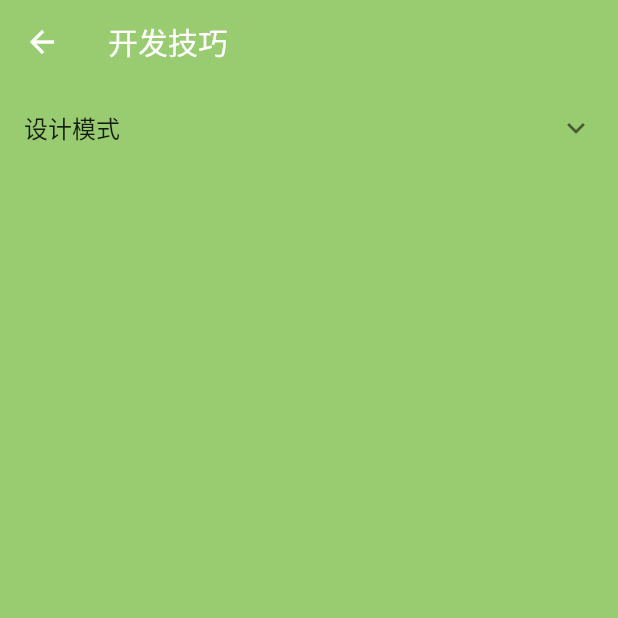
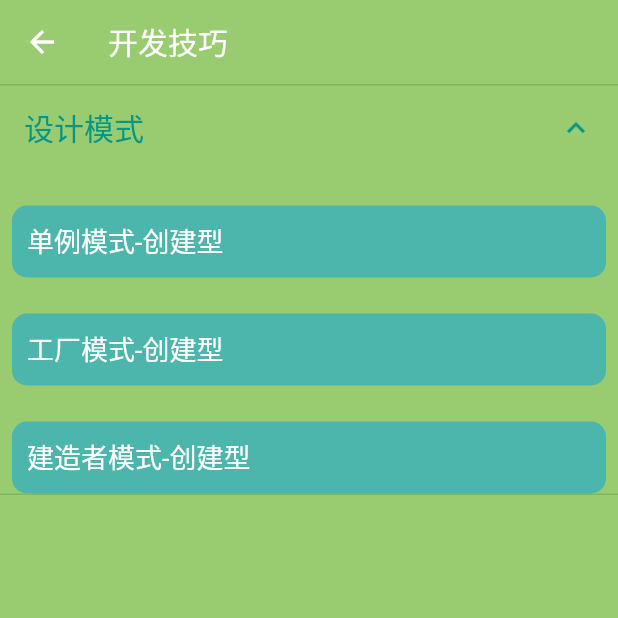
Before and after one commit to Guojx123/flutter_back, a Flutter app: the SkillMainPage screen opened directly, on a phone screen of 412 x 824 dp, the top half of it. Run offline on Flutter 3.47's test engine with Material 2 defaults, Android fonts, the phone set to English and light mode, and no system bars; our stand-ins replace date_format, dio, get, share, shared_preferences, simple_animations and 2 more; missing offline and left inert: markdown_widget; accounts and stored records are empty; statements that could not run were skipped.

Commit message:
建造者模式-Dart实现

```diff
--- a/lib/category/skill/patterns/factory_create.dart
+++ b/lib/category/skill/patterns/factory_create.dart
@@ -12,7 +12,7 @@ class FactoryPage extends StatelessWidget {
     return Column(
       mainAxisAlignment: MainAxisAlignment.start,
       children: [
-        TitleWidget("作用"),
+        TitleWidget("模式分析"),
         SubtitleWidget("当你使用factory关键词时，你能控制在使用构造函数时，并不总是创建一个新的该类的对象，比如它可能会从缓存中返回一个已有的实例，或者是返回子类的实例。"),
         Row(
           mainAxisAlignment: MainAxisAlignment.spaceAround,
--- a/lib/category/skill/patterns/singleton_create.dart
+++ b/lib/category/skill/patterns/singleton_create.dart
@@ -7,7 +7,9 @@ class SingletonPage extends StatelessWidget {
   Widget build(BuildContext context) {
     return Column(
       children: [
-        TitleWidget('作用'),
+        TitleWidget('模式分析'),
+        SubtitleWidget('这种模式涉及到一个单一的类，该类负责创建自己的对象，同时确保只有单个对象被创建。这个类提供了一种访问其唯一的对象的方式，可以直接访问，不需要实例化该类的对象。'),
+        TitleWidget('解决问题'),
         SubtitleWidget('相同对象访问缓存，不需要再去执行代码'),
         FlatButton(
             onPressed: () {
--- a/lib/category/study/structure/appbar.dart
+++ b/lib/category/study/structure/appbar.dart
@@ -28,6 +28,7 @@ class _AppBarPageState extends State<AppBarPage> with SingleTickerProviderStateM
   Widget build(BuildContext context) {
     return ListView(
       shrinkWrap: true,
+      physics: BouncingScrollPhysics(),
       children: <Widget>[
         TitleWidget('Appbar基本使用'),
         SubtitleWidget("基本Appbar"),
--- a/lib/category/study/structure/defaultTabController.dart
+++ b/lib/category/study/structure/defaultTabController.dart
@@ -5,6 +5,7 @@ class DefaultTabControllerPage extends StatelessWidget {
   @override
   Widget build(BuildContext context) {
     return ListView(
+      physics: BouncingScrollPhysics(),
       children: <Widget>[
         TitleWidget('DefaultTabController的基本使用'),
         Container(
--- a/lib/category/study/structure/drawer.dart
+++ b/lib/category/study/structure/drawer.dart
@@ -45,6 +45,7 @@ class _DrawerPageState extends State<DrawerPage> {
       drawer: Drawer(
         child: ListView(
           padding: EdgeInsets.zero,
+          physics: BouncingScrollPhysics(),
           children: <Widget>[
             _drawerHeader(),
             ListTile(
--- a/lib/category/study/widgets/appbar.dart
+++ b/lib/category/study/widgets/appbar.dart
@@ -28,6 +28,7 @@ class _AppBarPageState extends State<AppBarPage> with SingleTickerProviderStateM
   Widget build(BuildContext context) {
     return ListView(
       shrinkWrap: true,
+      physics: BouncingScrollPhysics(),
       children: <Widget>[
         TitleWidget('Appbar基本使用'),
         SubtitleWidget("基本Appbar"),
--- a/lib/category/study/widgets/column.dart
+++ b/lib/category/study/widgets/column.dart
@@ -17,6 +17,7 @@ class _ColumnPageState extends State<ColumnPage> {
   @override
   Widget build(BuildContext context) {
     return ListView(
+      physics: BouncingScrollPhysics(),
       children: <Widget>[
         TitleWidget('Column MainAxisAlignment'),
         SubtitleWidget("设置主轴：$mainAlignSelection"),
--- a/lib/category/study/widgets/container.dart
+++ b/lib/category/study/widgets/container.dart
@@ -12,6 +12,7 @@ class _ContainerPageState extends State<ContainerPage> {
   @override
   Widget build(BuildContext context) {
     return ListView(
+      physics: BouncingScrollPhysics(),
       children: <Widget>[
         TitleWidget('Container基本使用'),
         SubtitleWidget('Container在没有子节点的时候，会试图变得足够大，Container在带有子节点的时候，会根据子节点的尺寸调节自身大小'),
--- a/lib/category/study/widgets/icon.dart
+++ b/lib/category/study/widgets/icon.dart
@@ -14,6 +14,7 @@ class _IconPageState extends State<IconPage> {
   @override
   Widget build(BuildContext context) {
     return ListView(
+      physics: BouncingScrollPhysics(),
       children: <Widget>[
         TitleWidget("系统自带默认Icons数据"),
         SubtitleWidget("add 添加"),
--- a/lib/category/study/widgets/row.dart
+++ b/lib/category/study/widgets/row.dart
@@ -20,6 +20,7 @@ class _RowPageState extends State<RowPage> {
   @override
   Widget build(BuildContext context) {
     return ListView(
+      physics: BouncingScrollPhysics(),
       children: <Widget>[
         TitleWidget('设置主轴尺寸'),
         SubtitleWidget("尺寸 $sizeSelection"),
--- a/lib/category/study/widgets/text.dart
+++ b/lib/category/study/widgets/text.dart
@@ -21,6 +21,7 @@ class _TextPageState extends State<TextPage> {
   @override
   Widget build(BuildContext context) {
     return ListView(
+      physics: BouncingScrollPhysics(),
       children: <Widget>[
         TitleWidget('Text基本使用'),
         Text('Simple text'),
--- a/lib/model/skill/skill_category_design_patterns.dart
+++ b/lib/model/skill/skill_category_design_patterns.dart
@@ -1,3 +1,4 @@
+import 'package:back/category/skill/patterns/builder_create.dart';
 import 'package:back/category/skill/patterns/factory_create.dart';
 import 'package:back/category/skill/patterns/singleton_create.dart';
 import 'package:back/widgets/demo_item.dart';
@@ -24,5 +25,14 @@ List<DemoItem> buildDesignPatternsCreateDemoItems(String codePath) {
       buildRoute: (context) =>
           BaseWidget('工厂模式', codePath + 'factory_create', FactoryPage()),
     ),
+    DemoItem(
+      icon: Icons.design_services,
+      title: '建造者模式-创建型',
+      subtitle: '简介',
+      keyword: 'builder',
+      documentationUrl: 'https://flutter.cn/',
+      buildRoute: (context) =>
+          BaseWidget('建造者模式', codePath + 'builder_create', BuilderPage()),
+    ),
   ];
 }
--- a/lib/pages/skill/skill_main_list_item.dart
+++ b/lib/pages/skill/skill_main_list_item.dart
@@ -18,8 +18,16 @@ class _SkillMainPageListItemState extends State<SkillMainPageListItem> {
 
   @override
   Widget build(BuildContext context) {
-    return ExpansionTile(
-      title: new Text(_title),
+    return Theme(
+      data: ThemeData(
+        primaryColor: Colors.white,
+        primarySwatch: Colors.teal,
+      ),
+      child: ExpansionTile(
+        title: new Text(_title,style: TextStyle(
+          fontSize: 20,
+        ),),
+        initiallyExpanded: true,
         children: _itemList
             .map((e) => listItem(e.title, () {
                   Navigator.push(
@@ -28,6 +36,7 @@ class _SkillMainPageListItemState extends State<SkillMainPageListItem> {
                   );
                 }))
             .toList(),
+      ),
     );
   }
 
@@ -42,8 +51,8 @@ class _SkillMainPageListItemState extends State<SkillMainPageListItem> {
               width: double.infinity,
               constraints: BoxConstraints(minHeight: 48),
               decoration: BoxDecoration(
-                color: Color(0xFF2E8B57),
-                borderRadius: BorderRadius.circular(16),
+                color: Colors.teal.shade300,
+                borderRadius: BorderRadius.circular(10),
               ),
               child: Container(
                 margin: EdgeInsets.all(10),
@@ -51,7 +60,7 @@ class _SkillMainPageListItemState extends State<SkillMainPageListItem> {
                   title,
                   style: TextStyle(
                     color: Colors.white,
-                    fontSize: 24,
+                    fontSize: 18,
                   ),
                 ),
               ),
```
Also changed, not shown: lib/category/skill/patterns/builder_create.dart (added, +204 -0 lines), lib/widgets/base_widget.dart (+3 -19 lines). Lines whose indentation alone changed are shown as unchanged.
